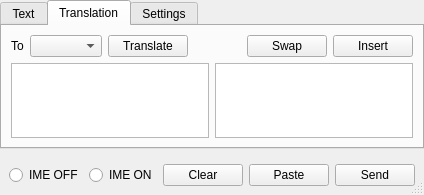
Qt form MainDialog.ui (soramimi/OSC-ChatPad) before a commit.
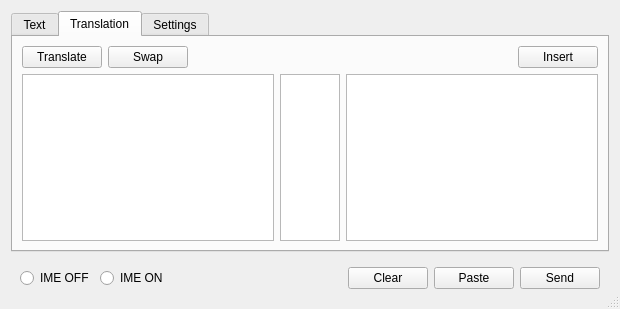
The same form after that commit. The open tabs and pages were chosen to show the change.

Diff of the .ui file:
```diff
--- a/MainDialog.ui
+++ b/MainDialog.ui
@@ -6,8 +6,8 @@
    <rect>
     <x>0</x>
     <y>0</y>
-    <width>400</width>
-    <height>195</height>
+    <width>620</width>
+    <height>309</height>
    </rect>
   </property>
   <property name="windowTitle">
@@ -16,19 +16,7 @@
   <property name="sizeGripEnabled">
    <bool>true</bool>
   </property>
-  <layout class="QVBoxLayout" name="verticalLayout_2">
-   <property name="leftMargin">
-    <number>0</number>
-   </property>
-   <property name="topMargin">
-    <number>0</number>
-   </property>
-   <property name="rightMargin">
-    <number>0</number>
-   </property>
-   <property name="bottomMargin">
-    <number>0</number>
-   </property>
+  <layout class="QVBoxLayout" name="verticalLayout_4">
    <item>
     <widget class="QTabWidget" name="tabWidget">
      <property name="focusPolicy">
@@ -55,23 +43,9 @@
       <attribute name="title">
        <string>Translation</string>
       </attribute>
-      <layout class="QVBoxLayout" name="verticalLayout_3">
+      <layout class="QVBoxLayout" name="verticalLayout_2">
        <item>
         <layout class="QHBoxLayout" name="horizontalLayout_2">
-         <item>
-          <widget class="QLabel" name="label_2">
-           <property name="text">
-            <string>To</string>
-           </property>
-          </widget>
-         </item>
-         <item>
-          <widget class="QComboBox" name="comboBox_to">
-           <property name="focusPolicy">
-            <enum>Qt::NoFocus</enum>
-           </property>
-          </widget>
-         </item>
          <item>
           <widget class="QPushButton" name="pushButton_translate">
            <property name="focusPolicy">
@@ -82,19 +56,6 @@
            </property>
           </widget>
          </item>
-         <item>
-          <spacer name="horizontalSpacer">
-           <property name="orientation">
-            <enum>Qt::Horizontal</enum>
-           </property>
-           <property name="sizeHint" stdset="0">
-            <size>
-             <width>40</width>
-             <height>20</height>
-            </size>
-           </property>
-          </spacer>
-         </item>
          <item>
           <widget class="QPushButton" name="pushButton_swap">
            <property name="focusPolicy">
@@ -105,6 +66,19 @@
            </property>
           </widget>
          </item>
+         <item>
+          <spacer name="horizontalSpacer_4">
+           <property name="orientation">
+            <enum>Qt::Horizontal</enum>
+           </property>
+           <property name="sizeHint" stdset="0">
+            <size>
+             <width>40</width>
+             <height>20</height>
+            </size>
+           </property>
+          </spacer>
+         </item>
          <item>
           <widget class="QPushButton" name="pushButton_insert">
            <property name="focusPolicy">
@@ -121,6 +95,12 @@
         <layout class="QHBoxLayout" name="horizontalLayout_4">
          <item>
           <widget class="QPlainTextEdit" name="plainTextEdit_trans_from">
+           <property name="sizePolicy">
+            <sizepolicy hsizetype="Preferred" vsizetype="Expanding">
+             <horstretch>0</horstretch>
+             <verstretch>0</verstretch>
+            </sizepolicy>
+           </property>
            <property name="focusPolicy">
             <enum>Qt::StrongFocus</enum>
            </property>
@@ -129,8 +109,33 @@
            </property>
           </widget>
          </item>
+         <item>
+          <widget class="QListWidget" name="listWidget_lang">
+           <property name="sizePolicy">
+            <sizepolicy hsizetype="Fixed" vsizetype="Expanding">
+             <horstretch>0</horstretch>
+             <verstretch>0</verstretch>
+            </sizepolicy>
+           </property>
+           <property name="maximumSize">
+            <size>
+             <width>60</width>
+             <height>16777215</height>
+            </size>
+           </property>
+           <property name="focusPolicy">
+            <enum>Qt::NoFocus</enum>
+           </property>
+          </widget>
+         </item>
          <item>
           <widget class="QPlainTextEdit" name="plainTextEdit_trans_to">
+           <property name="sizePolicy">
+            <sizepolicy hsizetype="Preferred" vsizetype="Expanding">
+             <horstretch>0</horstretch>
+             <verstretch>0</verstretch>
+            </sizepolicy>
+           </property>
            <property name="focusPolicy">
             <enum>Qt::NoFocus</enum>
            </property>
@@ -150,10 +155,51 @@
       <attribute name="title">
        <string>Settings</string>
       </attribute>
-      <layout class="QVBoxLayout" name="verticalLayout_4">
+      <layout class="QVBoxLayout" name="verticalLayout_3">
        <item>
-        <layout class="QHBoxLayout" name="horizontalLayout_3">
-         <item>
+        <layout class="QGridLayout" name="gridLayout">
+         <item row="0" column="0">
+          <widget class="QLabel" name="label_2">
+           <property name="text">
+            <string>Address</string>
+           </property>
+          </widget>
+         </item>
+         <item row="0" column="1">
+          <widget class="QLineEdit" name="lineEdit_osc_address">
+           <property name="sizePolicy">
+            <sizepolicy hsizetype="MinimumExpanding" vsizetype="Fixed">
+             <horstretch>0</horstretch>
+             <verstretch>0</verstretch>
+            </sizepolicy>
+           </property>
+          </widget>
+         </item>
+         <item row="0" column="2">
+          <widget class="QLabel" name="label_3">
+           <property name="text">
+            <string>Port</string>
+           </property>
+          </widget>
+         </item>
+         <item row="0" column="3">
+          <widget class="QLineEdit" name="lineEdit_osc_port">
+           <property name="sizePolicy">
+            <sizepolicy hsizetype="Preferred" vsizetype="Fixed">
+             <horstretch>0</horstretch>
+             <verstretch>0</verstretch>
+            </sizepolicy>
+           </property>
+          </widget>
+         </item>
+         <item row="0" column="4">
+          <widget class="QPushButton" name="pushButton_osc_reset">
+           <property name="text">
+            <string>Reset</string>
+           </property>
+          </widget>
+         </item>
+         <item row="1" column="0">
           <widget class="QLabel" name="label">
            <property name="text">
             <string>DeepL API Key</string>
```
Left out of the diff: 7 changed lines with no effect on the pictures.
